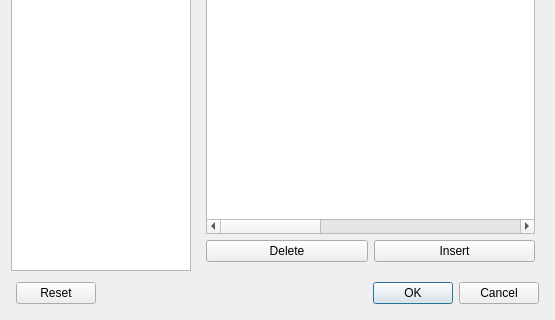
AntiMicroX/antimicrox, file src/mainsettingsdialog.ui: the form before one commit; both pictures show x 0 to 555 and y 524 to 844 of the 555 by 844 pixel window.
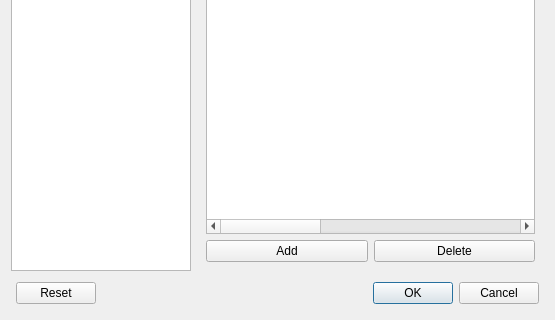
The form after the commit. The open tabs and pages were chosen to show the change. Icons and pictures are not drawn.

Commit message: fix: Update some of buttons in settings dialog

```diff
--- a/src/mainsettingsdialog.ui
+++ b/src/mainsettingsdialog.ui
@@ -693,24 +693,24 @@
          </item>
          <item>
           <layout class="QHBoxLayout" name="horizontalLayout_2">
+           <item>
+            <widget class="QPushButton" name="mappngInsertPushButton">
+             <property name="text">
+              <string>Add</string>
+             </property>
+             <property name="icon">
+              <iconset theme="list-add">
+               <normaloff>.</normaloff>.</iconset>
+             </property>
+            </widget>
+           </item>
            <item>
             <widget class="QPushButton" name="mappingDeletePushButton">
              <property name="text">
               <string>Delete</string>
              </property>
              <property name="icon">
-              <iconset theme="list-add">
-               <normaloff>.</normaloff>.</iconset>
-             </property>
-            </widget>
-           </item>
-           <item>
-            <widget class="QPushButton" name="mappngInsertPushButton">
-             <property name="text">
-              <string>Insert</string>
-             </property>
-             <property name="icon">
-              <iconset theme="edit_table_insert_row_below">
+              <iconset theme="list-remove">
                <normaloff>.</normaloff>.</iconset>
              </property>
             </widget>
```
Left out of the diff: 2 changed lines with no effect on the pictures. The commit also changes 1 other file.
